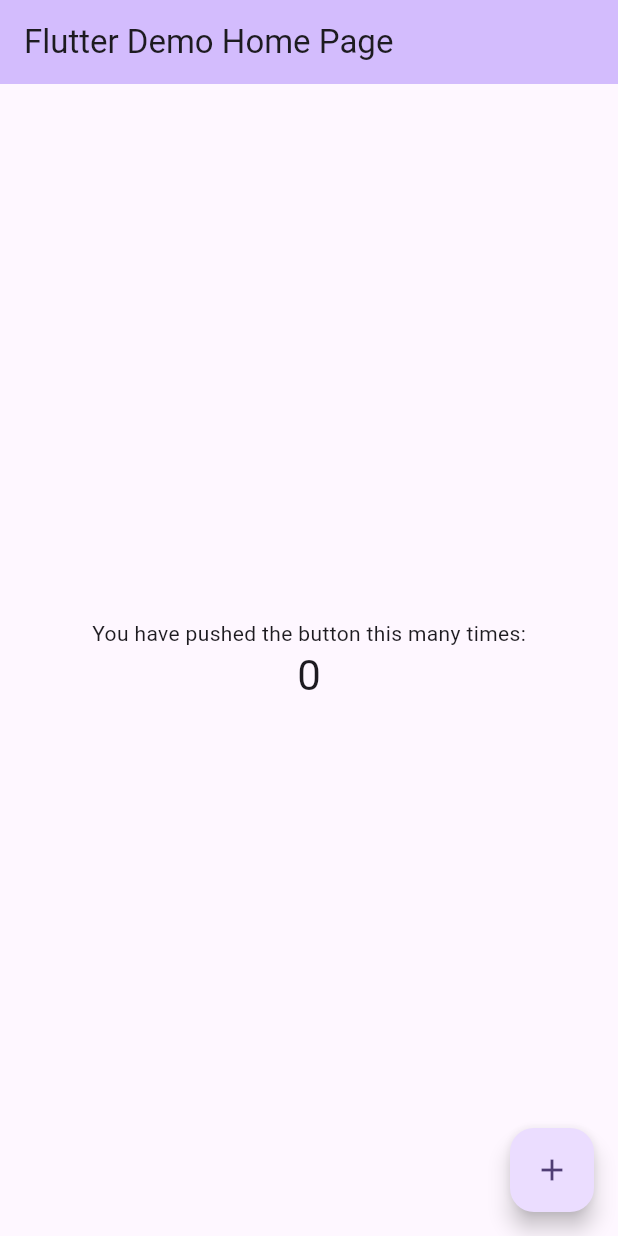
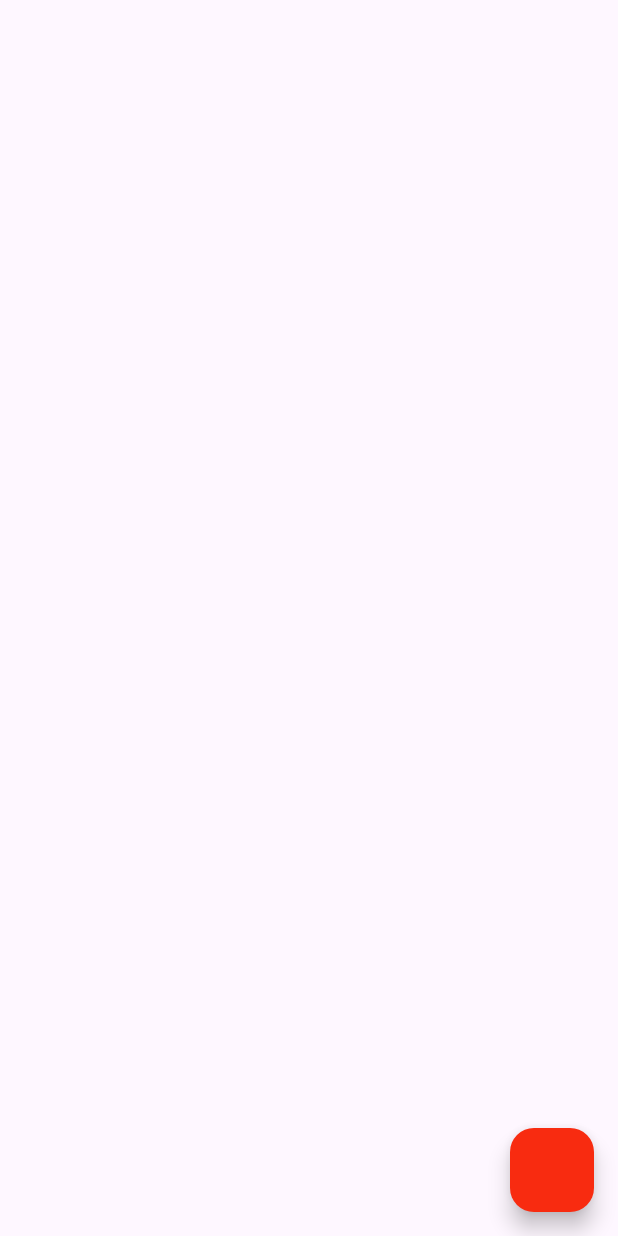
Before and after one commit to MajidiyM/rhymer2, a Flutter app: the screen it shows after launch, on a phone screen of 412 x 824 dp. Run offline on Flutter 3.47's test engine with Material 3 defaults, Android fonts, the phone set to English and light mode, and no system bars.

Commit message:
[Edit] Убрали ненужный код в main.dart
Также поменяли primaryColor

```diff
--- a/lib/main.dart
+++ b/lib/main.dart
@@ -10,116 +10,33 @@
   // This widget is the root of your application.
   @override
   Widget build(BuildContext context) {
+    const primaryColor = Color(0xFFF82B10);
     return MaterialApp(
+      debugShowCheckedModeBanner: false,
       title: 'Flutter Demo',
       theme: ThemeData(
-        // This is the theme of your application.
-        //
-        // TRY THIS: Try running your application with "flutter run". You'll see
-        // the application has a purple toolbar. Then, without quitting the app,
-        // try changing the seedColor in the colorScheme below to Colors.green
-        // and then invoke "hot reload" (save your changes or press the "hot
-        // reload" button in a Flutter-supported IDE, or press "r" if you used
-        // the command line to start the app).
-        //
-        // Notice that the counter didn't reset back to zero; the application
-        // state is not lost during the reload. To reset the state, use hot
-        // restart instead.
-        //
-        // This works for code too, not just values: Most code changes can be
-        // tested with just a hot reload.
+        primaryColor: primaryColor,
         colorScheme: ColorScheme.fromSeed(seedColor: Colors.deepPurple),
         useMaterial3: true,
       ),
-      home: const MyHomePage(title: 'Flutter Demo Home Page'),
+      home: const HomeScreen(),
     );
   }
 }
 
-class MyHomePage extends StatefulWidget {
-  const MyHomePage({super.key, required this.title});
-
-  // This widget is the home page of your application. It is stateful, meaning
-  // that it has a State object (defined below) that contains fields that affect
-  // how it looks.
-
-  // This class is the configuration for the state. It holds the values (in this
-  // case the title) provided by the parent (in this case the App widget) and
-  // used by the build method of the State. Fields in a Widget subclass are
-  // always marked "final".
-
-  final String title;
-
-  @override
-  State<MyHomePage> createState() => _MyHomePageState();
-}
-
-class _MyHomePageState extends State<MyHomePage> {
-  int _counter = 0;
-
-  void _incrementCounter() {
-    setState(() {
-      // This call to setState tells the Flutter framework that something has
-      // changed in this State, which causes it to rerun the build method below
-      // so that the display can reflect the updated values. If we changed
-      // _counter without calling setState(), then the build method would not be
-      // called again, and so nothing would appear to happen.
-      _counter++;
-    });
-  }
+class HomeScreen extends StatelessWidget {
+  const HomeScreen({
+    super.key,
+  });
 
   @override
   Widget build(BuildContext context) {
-    // This method is rerun every time setState is called, for instance as done
-    // by the _incrementCounter method above.
-    //
-    // The Flutter framework has been optimized to make rerunning build methods
-    // fast, so that you can just rebuild anything that needs updating rather
-    // than having to individually change instances of widgets.
+    final theme = Theme.of(context);
     return Scaffold(
-      appBar: AppBar(
-        // TRY THIS: Try changing the color here to a specific color (to
-        // Colors.amber, perhaps?) and trigger a hot reload to see the AppBar
-        // change color while the other colors stay the same.
-        backgroundColor: Theme.of(context).colorScheme.inversePrimary,
-        // Here we take the value from the MyHomePage object that was created by
-        // the App.build method, and use it to set our appbar title.
-        title: Text(widget.title),
+      floatingActionButton: FloatingActionButton(
+        onPressed: () {},
+        backgroundColor: theme.primaryColor,
       ),
-      body: Center(
-        // Center is a layout widget. It takes a single child and positions it
-        // in the middle of the parent.
-        child: Column(
-          // Column is also a layout widget. It takes a list of children and
-          // arranges them vertically. By default, it sizes itself to fit its
-          // children horizontally, and tries to be as tall as its parent.
-          //
-          // Column has various properties to control how it sizes itself and
-          // how it positions its children. Here we use mainAxisAlignment to
-          // center the children vertically; the main axis here is the vertical
-          // axis because Columns are vertical (the cross axis would be
-          // horizontal).
-          //
-          // TRY THIS: Invoke "debug painting" (choose the "Toggle Debug Paint"
-          // action in the IDE, or press "p" in the console), to see the
-          // wireframe for each widget.
-          mainAxisAlignment: MainAxisAlignment.center,
-          children: <Widget>[
-            const Text(
-              'You have pushed the button this many times:',
-            ),
-            Text(
-              '$_counter',
-              style: Theme.of(context).textTheme.headlineMedium,
-            ),
-          ],
-        ),
-      ),
-      floatingActionButton: FloatingActionButton(
-        onPressed: _incrementCounter,
-        tooltip: 'Increment',
-        child: const Icon(Icons.add),
-      ), // This trailing comma makes auto-formatting nicer for build methods.
     );
   }
 }
```
